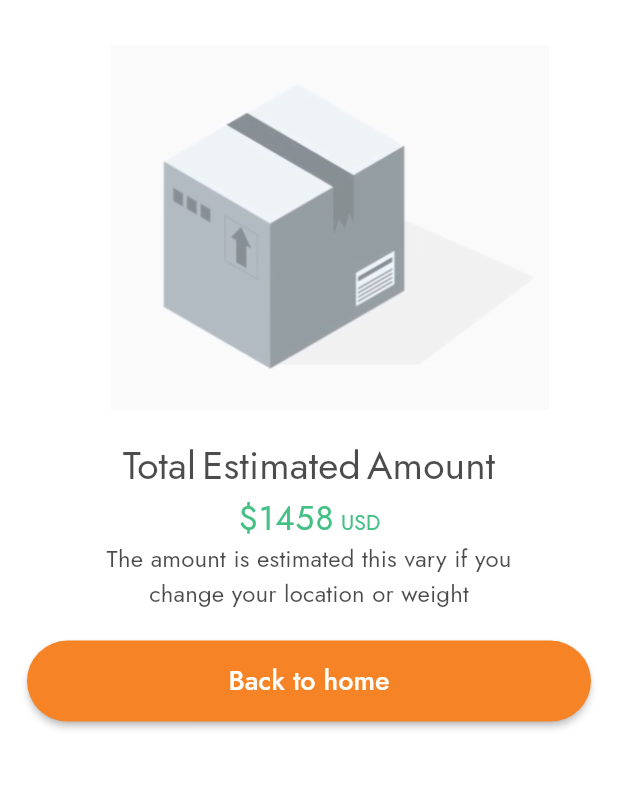
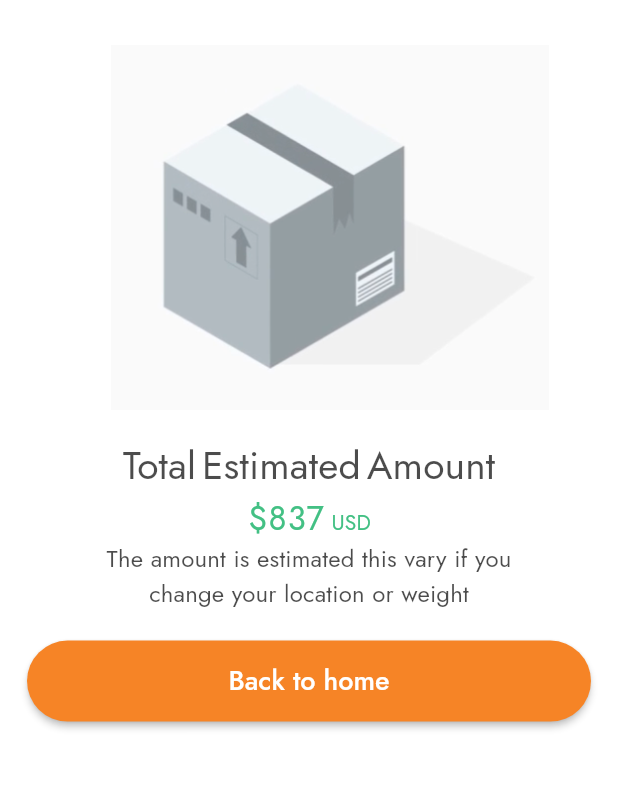
Before and after one commit to shittu33/moniepoint_test, a Flutter app: the screen it shows after launch, item 2 of the bottom bar chosen, after a tap on "Calculate", on a phone screen of 412 x 824 dp, the part 305-1095 px from its top. Run offline on Flutter 3.47's test engine with Material 2 defaults, Android fonts, the phone set to English and light mode, and no system bars; our stand-ins replace cached_network_image, carousel_slider, flutter_hooks, flutter_staggered_animations, flutter_svg, get_it and 2 more; missing offline and left inert: snap_scroll_physics.

Commit message:
Animate the Calculate Success Text.

```diff
--- a/lib/features/calculate/presentation/widget/calculate_succes_page.dart
+++ b/lib/features/calculate/presentation/widget/calculate_succes_page.dart
@@ -33,7 +33,7 @@ class CalcSuccessPage extends StatelessWidget {
                               height: 30,
                             ),
                             Padding(
-                              padding: const EdgeInsets.only(left:28.0),
+                              padding: const EdgeInsets.only(left: 28.0),
                               child: Image.asset(box2),
                             ),
                             SizedBox(
@@ -42,27 +42,9 @@ class CalcSuccessPage extends StatelessWidget {
                             Text(
                               'Total Estimated Amount',
                               style: context.theme.textTheme.titleSmall
-                                  ?.copyWith(fontSize: 26,wordSpacing: -4),
+                                  ?.copyWith(fontSize: 26, wordSpacing: -4),
                             ),
-
-                            Text.rich(
-                              TextSpan(
-                                  children: [
-                                    TextSpan(text: "\$1458"),
-                                    TextSpan(
-                                        text: " USD",
-                                        style: context
-                                            .theme.textTheme.titleSmall
-                                            ?.copyWith(
-                                                fontWeight: FontWeight.w400,
-                                                color: appColor.success)),
-                                  ],
-                                  style: context.theme.textTheme.headlineMedium
-                                      ?.copyWith(
-                                          fontWeight: FontWeight.w400,
-                                          color: appColor.success)),
-                              style: TextStyle(color: appColor.success),
-                            ),
+                            CountDownCurrency(),
                             Text(
                               'The amount is estimated this vary if you change your location or weight',
                               textAlign: TextAlign.center,
@@ -85,7 +67,7 @@ class CalcSuccessPage extends StatelessWidget {
                             onPressed: () {
                               var navigatorState = Navigator.of(context);
                               navigatorState.pop();
-                              if(navigatorState.canPop()){
+                              if (navigatorState.canPop()) {
                                 navigatorState.pop();
                               }
                             },
@@ -107,3 +89,74 @@ class CalcSuccessPage extends StatelessWidget {
     );
   }
 }
+
+class CountDownCurrency extends StatefulWidget {
+  const CountDownCurrency({
+    super.key,
+  });
+
+  @override
+  State<CountDownCurrency> createState() => _CountDownCurrencyState();
+}
+
+class _CountDownCurrencyState extends State<CountDownCurrency>
+    with SingleTickerProviderStateMixin {
+  AnimationController? _animationController;
+  Animation<double>? _animation;
+
+  int _startValue = 0;
+  int _endValue = 1432;
+
+  @override
+  void initState() {
+    super.initState();
+
+    _animationController = AnimationController(
+      duration: const Duration(seconds: 2),
+      vsync: this,
+    );
+
+    if (_animationController != null) {
+      _animation = Tween<double>(
+        begin: _startValue.toDouble(),
+        end: _endValue.toDouble(),
+      ).animate(CurvedAnimation(
+        parent: _animationController!,
+        curve: Curves.easeInOut,
+      ));
+    }
+
+    _animationController?.forward();
+  }
+
+  @override
+  void dispose() {
+    _animationController?.dispose();
+    super.dispose();
+  }
+
+  @override
+  Widget build(BuildContext context) {
+    return _animationController == null
+        ? SizedBox()
+        : AnimatedBuilder(
+            animation: _animationController!,
+            builder: (BuildContext context, Widget? child) {
+              return Text.rich(
+                TextSpan(
+                    children: [
+                      TextSpan(text: "\$${ _animation?.value.toInt().toString()}"),
+                      TextSpan(
+                          text: " USD",
+                          style: context.theme.textTheme.titleSmall?.copyWith(
+                              fontWeight: FontWeight.w400,
+                              color: appColor.success)),
+                    ],
+                    style: context.theme.textTheme.headlineMedium?.copyWith(
+                        fontWeight: FontWeight.w400, color: appColor.success)),
+                style: TextStyle(color: appColor.success),
+              );
+            },
+          );
+  }
+}
```
